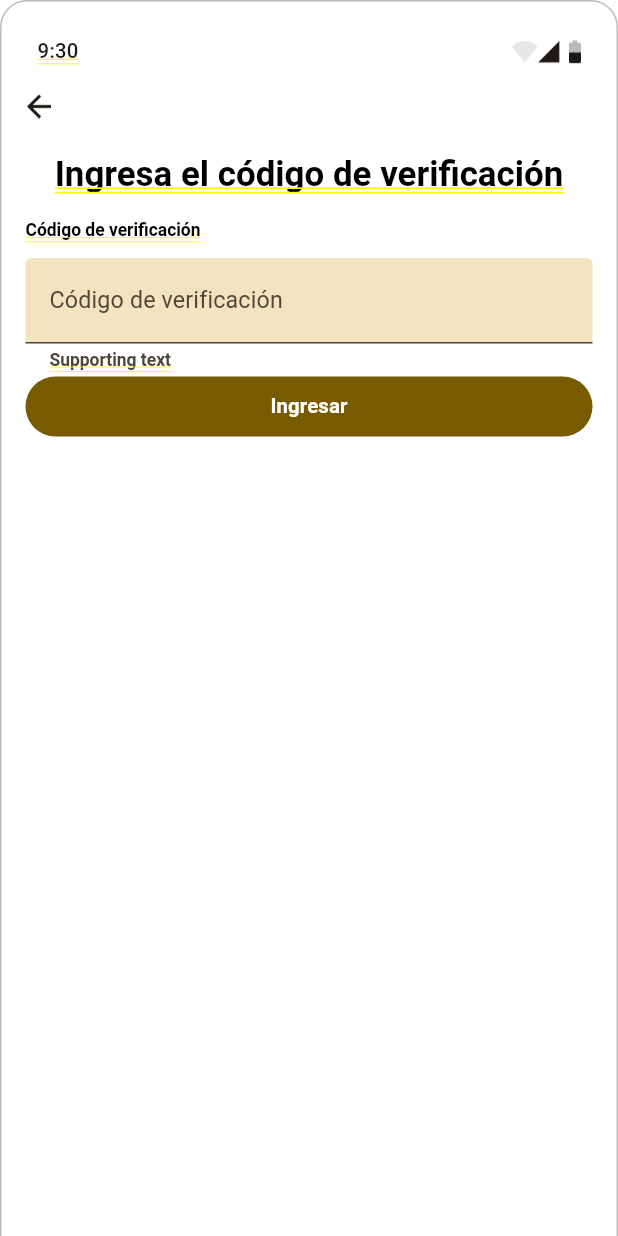
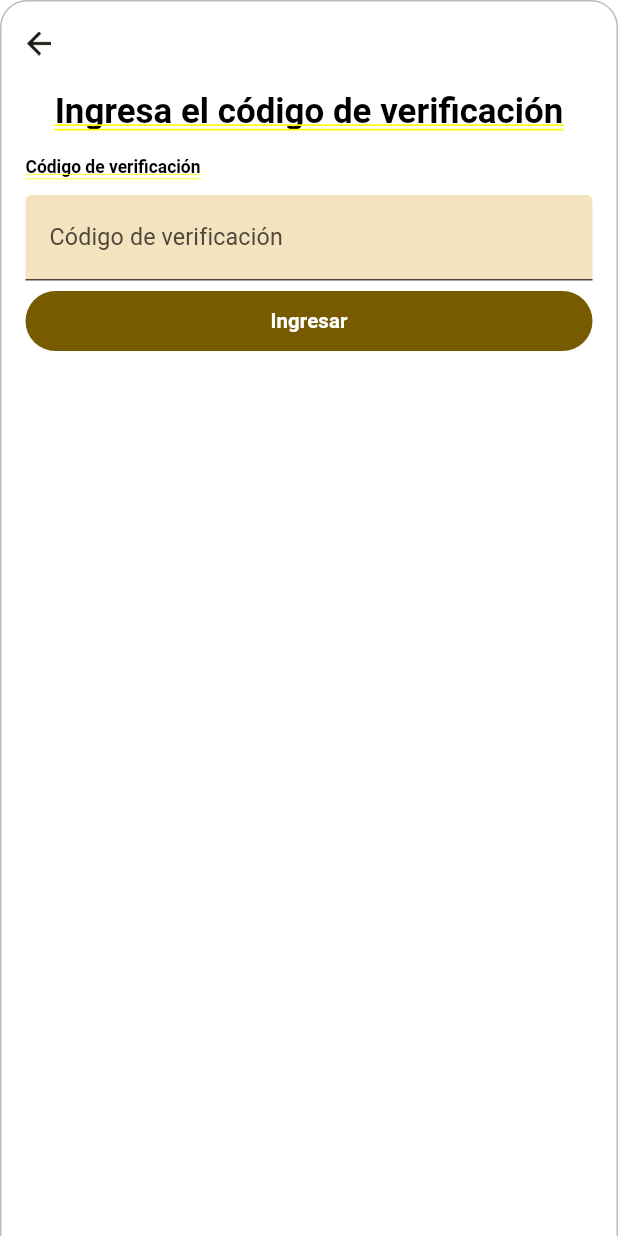
Before and after one commit to GaitanJulian/HCI, a Flutter app: the CdigoDeVerificacin screen opened by its route, on a phone screen of 412 x 824 dp. Run offline on Flutter 3.47's test engine with Material 2 defaults, Android fonts, the phone set to English and light mode, and no system bars; our stand-ins replace get, google_fonts.

Commit message:
screen codigo verificacion

```diff
--- a/app/lib/screens/cdigo-de-verificacin.dart
+++ b/app/lib/screens/cdigo-de-verificacin.dart
@@ -34,43 +34,6 @@ class CdigoDeVerificacin extends StatelessWidget {
                 child: Column(
                   crossAxisAlignment: CrossAxisAlignment.center,
                   children: [
-                    Container(
-                      // devicedeviceframecomponentssta (I163:40959;1:52422)
-                      margin: EdgeInsets.fromLTRB(8*fem, 0*fem, 8*fem, 18*fem),
-                      padding: EdgeInsets.fromLTRB(0*fem, 2*fem, 0*fem, 2*fem),
-                      width: double.infinity,
-                      child: Row(
-                        crossAxisAlignment: CrossAxisAlignment.center,
-                        children: [
-                          Container(
-                            // time9bd (I163:40959;1:52422;50758:11370)
-                            margin: EdgeInsets.fromLTRB(0*fem, 0*fem, 289*fem, 0*fem),
-                            child: Text(
-                              '9:30',
-                              style: SafeGoogleFont (
-                                'Roboto',
-                                fontSize: 14*ffem,
-                                fontWeight: FontWeight.w500,
-                                height: 1.4285714286*ffem/fem,
-                                letterSpacing: 0.14*fem,
-                                color: Color(0xff1e1b16),
-                              ),
-                            ),
-                          ),
-                          Container(
-                            // righticonsFef (I163:40959;1:52422;50758:11372)
-                            margin: EdgeInsets.fromLTRB(0*fem, 3*fem, 0*fem, 0*fem),
-                            width: 46*fem,
-                            height: 17*fem,
-                            child: Image.asset(
-                              'assets/espacio-de-trabajo/images/right-icons-Dv7.png',
-                              width: 46*fem,
-                              height: 17*fem,
-                            ),
-                          ),
-                        ],
-                      ),
-                    ),
                     Container(
                       // atrsm7D (163:40972)
                       margin: EdgeInsets.fromLTRB(0*fem, 0*fem, 360*fem, 21*fem),
@@ -180,20 +143,6 @@ class CdigoDeVerificacin extends StatelessWidget {
                                     color: Color(0xff4d4639),
                                   ),
                                 ),
-                                Container(
-                                  // supportingtext2jH (I163:40970;1:23776)
-                                  margin: EdgeInsets.fromLTRB(16*fem, 0*fem, 0*fem, 0*fem),
-                                  child: Text(
-                                    'Supporting text',
-                                    style: SafeGoogleFont (
-                                      'Roboto',
-                                      fontSize: 12*ffem,
-                                      fontWeight: FontWeight.w700,
-                                      height: 1.3333333333*ffem/fem,
-                                      color: Color(0xff4d4639),
-                                    ),
-                                  ),
-                                ),
                               ],
                             ),
                           ),
@@ -233,34 +182,7 @@ class CdigoDeVerificacin extends StatelessWidget {
                         ),
                       ),
                     ),
-                    Container(
-                      // home1LK (I163:40959;1:52423;1:52428)
-                      margin: EdgeInsets.fromLTRB(154*fem, 0*fem, 154*fem, 0*fem),
-                      width: double.infinity,
-                      height: 2*fem,
-                      decoration: BoxDecoration (
-                        borderRadius: BorderRadius.circular(8*fem),
-                        color: Color(0xff1e1b16),
-                      ),
-                    ),
                   ],
-                ),
-              ),
-            ),
-            Positioned(
-              // navegacinwUs (163:40973)
-              left: 152*fem,
-              top: 878*fem,
-              child: Align(
-                child: SizedBox(
-                  width: 109*fem,
-                  height: 4*fem,
-                  child: Container(
-                    decoration: BoxDecoration (
-                      borderRadius: BorderRadius.circular(100*fem),
-                      color: Color(0xff000000),
-                    ),
-                  ),
                 ),
               ),
             ),
```
